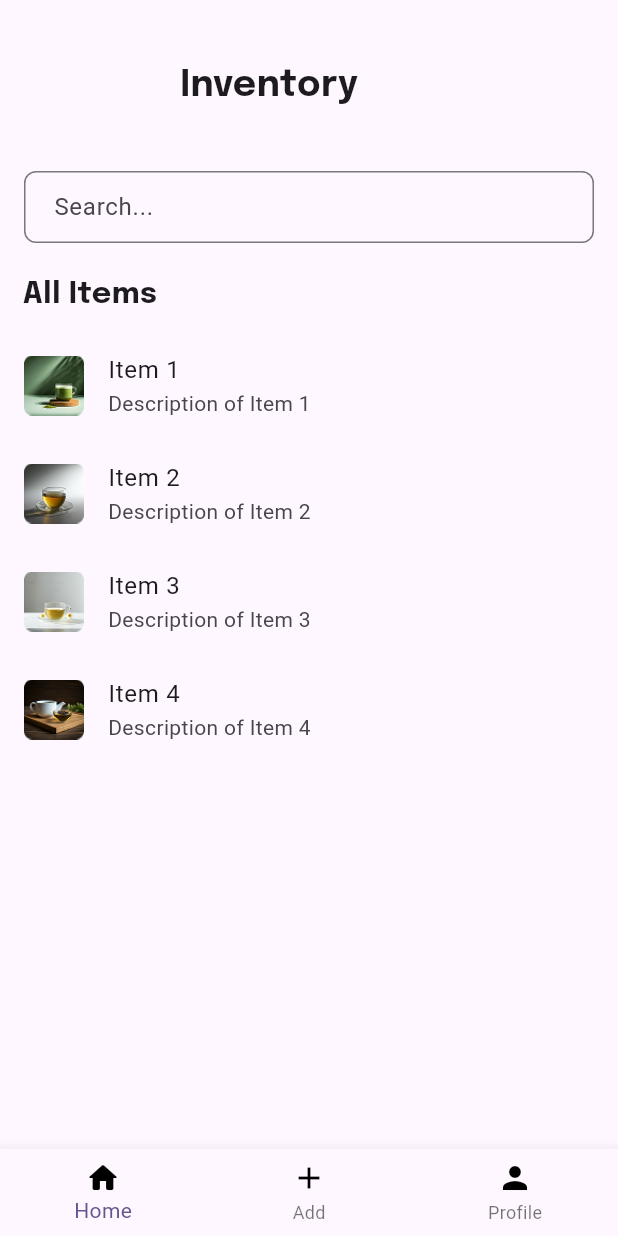
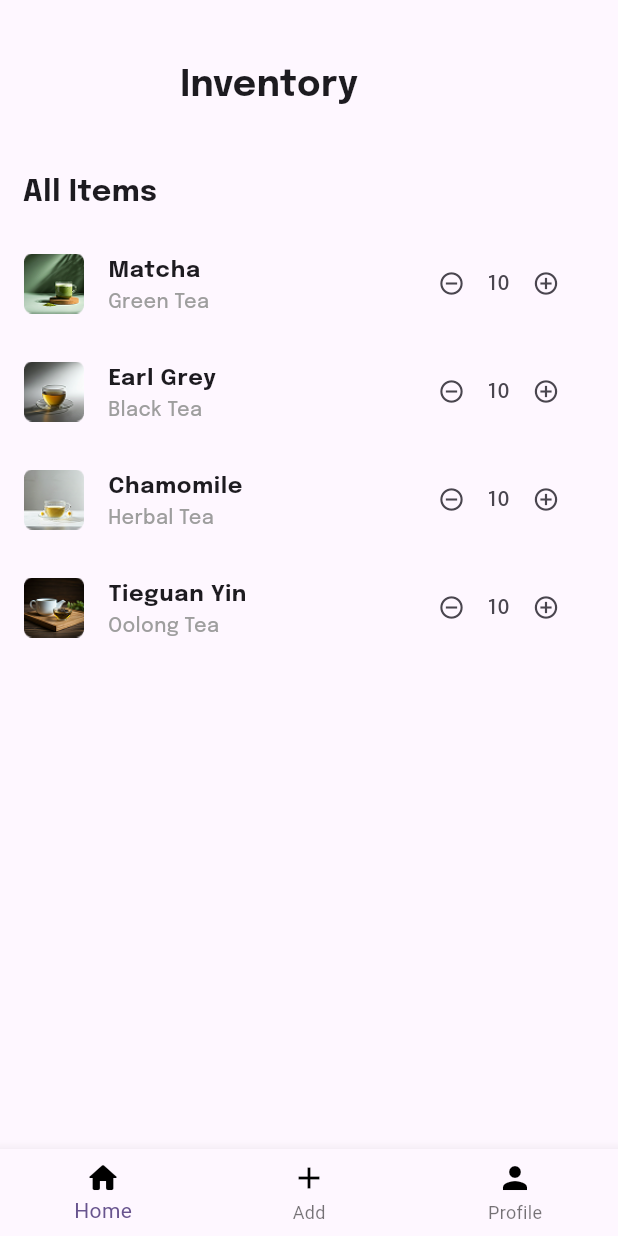
Before and after one commit to Jotham0505/Inventory_Management_App_Flutter, a Flutter app: the screen it shows after launch, on a phone screen of 412 x 824 dp. Run offline on Flutter 3.47's test engine with Material 3 defaults, Android fonts, the light colour scheme and no system bars; our stand-ins replace flutter_secure_storage.

Commit message:
item page ui done

```diff
--- a/lib/pages/App_Pages/itemsPage.dart
+++ b/lib/pages/App_Pages/itemsPage.dart
@@ -83,25 +83,6 @@ class _ItemspageState extends State<Itemspage> {
           ),
         ),
 
-        // Search Bar
-        Padding(
-          padding: const EdgeInsets.symmetric(horizontal: 16.0),
-          child: TextField(
-            decoration: InputDecoration(
-              hintText: 'Search...',
-              border: OutlineInputBorder(
-                borderRadius: BorderRadius.circular(8.0),
-                borderSide: BorderSide(
-                  color: Color.fromARGB(255, 217, 243, 227),
-                ),
-              ),
-              contentPadding: EdgeInsets.symmetric(horizontal: 16.0),
-            ),
-          ),
-        ),
-
-        SizedBox(height: 20),
-
         Padding(
           padding: const EdgeInsets.symmetric(horizontal: 15.0),
           child: Text(
@@ -125,8 +106,50 @@ class _ItemspageState extends State<Itemspage> {
                 height: 40,
                 fit: BoxFit.cover,
               ),
-              title: Text("Item 1"),
-              subtitle: Text("Description of Item 1"),
+              title: Text(
+                "Matcha",
+                style: TextStyle(
+                  fontWeight: FontWeight.bold,
+                  fontSize: 15,
+                  fontFamily: 'Epilogue',
+                ),
+              ),
+              subtitle: Text(
+                "Green Tea",
+                style: TextStyle(
+                    fontWeight: FontWeight.w500,
+                    fontSize: 13,
+                    fontFamily: 'Epilogue',
+                    color: Colors.grey),
+              ),
+              trailing: Row(
+                crossAxisAlignment: CrossAxisAlignment.center,
+                mainAxisSize: MainAxisSize.min,
+                children: [
+                  IconButton(
+                    icon: Icon(
+                      Icons.remove_circle_outline,
+                      size: 18,
+                    ),
+                    onPressed: () {
+                      // TODO: Implement remove item logic
+                    },
+                  ),
+                  Text(
+                    "10",
+                    style: TextStyle(
+                      fontSize: 14,
+                      fontFamily: 'Epilogue',
+                    ),
+                  ),
+                  IconButton(
+                    icon: Icon(Icons.add_circle_outline, size: 18),
+                    onPressed: () {
+                      // TODO: Implement add item logic
+                    },
+                  ),
+                ],
+              ),
             ),
             ListTile(
               leading: Image.asset(
@@ -135,8 +158,50 @@ class _ItemspageState extends State<Itemspage> {
                 height: 40,
                 fit: BoxFit.cover,
               ),
-              title: Text("Item 2"),
-              subtitle: Text("Description of Item 2"),
+              title: Text(
+                "Earl Grey",
+                style: TextStyle(
+                  fontWeight: FontWeight.bold,
+                  fontSize: 15,
+                  fontFamily: 'Epilogue',
+                ),
+              ),
+              subtitle: Text(
+                "Black Tea",
+                style: TextStyle(
+                    fontWeight: FontWeight.w500,
+                    fontSize: 13,
+                    fontFamily: 'Epilogue',
+                    color: Colors.grey),
+              ),
+              trailing: Row(
+                crossAxisAlignment: CrossAxisAlignment.center,
+                mainAxisSize: MainAxisSize.min,
+                children: [
+                  IconButton(
+                    icon: Icon(
+                      Icons.remove_circle_outline,
+                      size: 18,
+                    ),
+                    onPressed: () {
+                      // TODO: Implement remove item logic
+                    },
+                  ),
+                  Text(
+                    "10",
+                    style: TextStyle(
+                      fontSize: 14,
+                      fontFamily: 'Epilogue',
+                    ),
+                  ),
+                  IconButton(
+                    icon: Icon(Icons.add_circle_outline, size: 18),
+                    onPressed: () {
+                      // TODO: Implement add item logic
+                    },
+                  ),
+                ],
+              ),
             ),
             ListTile(
               leading: Image.asset(
@@ -145,8 +210,50 @@ class _ItemspageState extends State<Itemspage> {
                 height: 40,
                 fit: BoxFit.cover,
               ),
-              title: Text("Item 3"),
-              subtitle: Text("Description of Item 3"),
+              title: Text(
+                "Chamomile",
+                style: TextStyle(
+                  fontWeight: FontWeight.bold,
+                  fontSize: 15,
+                  fontFamily: 'Epilogue',
+                ),
+              ),
+              subtitle: Text(
+                "Herbal Tea",
+                style: TextStyle(
+                    fontWeight: FontWeight.w500,
+                    fontSize: 13,
+                    fontFamily: 'Epilogue',
+                    color: Colors.grey),
+              ),
+              trailing: Row(
+                crossAxisAlignment: CrossAxisAlignment.center,
+                mainAxisSize: MainAxisSize.min,
+                children: [
+                  IconButton(
+                    icon: Icon(
+                      Icons.remove_circle_outline,
+                      size: 18,
+                    ),
+                    onPressed: () {
+                      // TODO: Implement remove item logic
+                    },
+                  ),
+                  Text(
+                    "10",
+                    style: TextStyle(
+                      fontSize: 14,
+                      fontFamily: 'Epilogue',
+                    ),
+                  ),
+                  IconButton(
+                    icon: Icon(Icons.add_circle_outline, size: 18),
+                    onPressed: () {
+                      // TODO: Implement add item logic
+                    },
+                  ),
+                ],
+              ),
             ),
             ListTile(
               leading: Image.asset(
@@ -155,8 +262,50 @@ class _ItemspageState extends State<Itemspage> {
                 height: 40,
                 fit: BoxFit.cover,
               ),
-              title: Text("Item 4"),
-              subtitle: Text("Description of Item 4"),
+              title: Text(
+                "Tieguan Yin",
+                style: TextStyle(
+                  fontWeight: FontWeight.bold,
+                  fontSize: 15,
+                  fontFamily: 'Epilogue',
+                ),
+              ),
+              subtitle: Text(
+                "Oolong Tea",
+                style: TextStyle(
+                    fontWeight: FontWeight.w500,
+                    fontSize: 13,
+                    fontFamily: 'Epilogue',
+                    color: Colors.grey),
+              ),
+              trailing: Row(
+                crossAxisAlignment: CrossAxisAlignment.center,
+                mainAxisSize: MainAxisSize.min,
+                children: [
+                  IconButton(
+                    icon: Icon(
+                      Icons.remove_circle_outline,
+                      size: 18,
+                    ),
+                    onPressed: () {
+                      // TODO: Implement remove item logic
+                    },
+                  ),
+                  Text(
+                    "10",
+                    style: TextStyle(
+                      fontSize: 14,
+                      fontFamily: 'Epilogue',
+                    ),
+                  ),
+                  IconButton(
+                    icon: Icon(Icons.add_circle_outline, size: 18),
+                    onPressed: () {
+                      // TODO: Implement add item logic
+                    },
+                  ),
+                ],
+              ),
             ),
           ],
         ),
```
